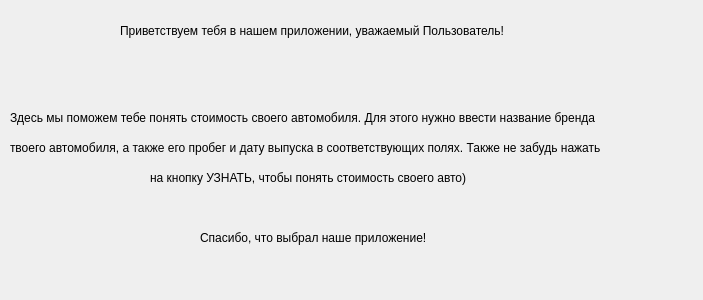
Above: dialog.ui from Rokoel/car-price-predictor before the change. Below: the same form after it.
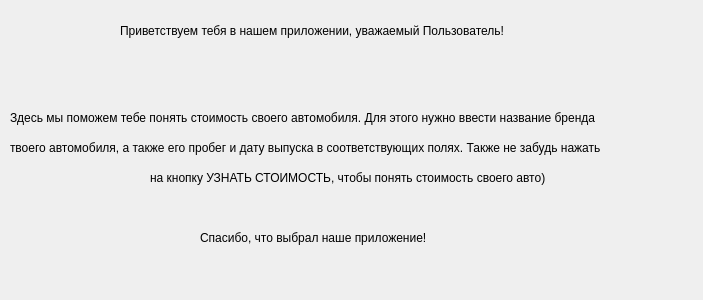
That is the form after the change.

Patch:
```diff
--- a/dialog.ui
+++ b/dialog.ui
@@ -57,12 +57,12 @@
     <rect>
      <x>150</x>
      <y>170</y>
-     <width>371</width>
+     <width>451</width>
      <height>16</height>
     </rect>
    </property>
    <property name="text">
-    <string>на кнопку УЗНАТЬ, чтобы понять стоимость своего авто)</string>
+    <string>на кнопку УЗНАТЬ СТОИМОСТЬ, чтобы понять стоимость своего авто)</string>
    </property>
   </widget>
   <widget class="QLabel" name="label_5">
```
